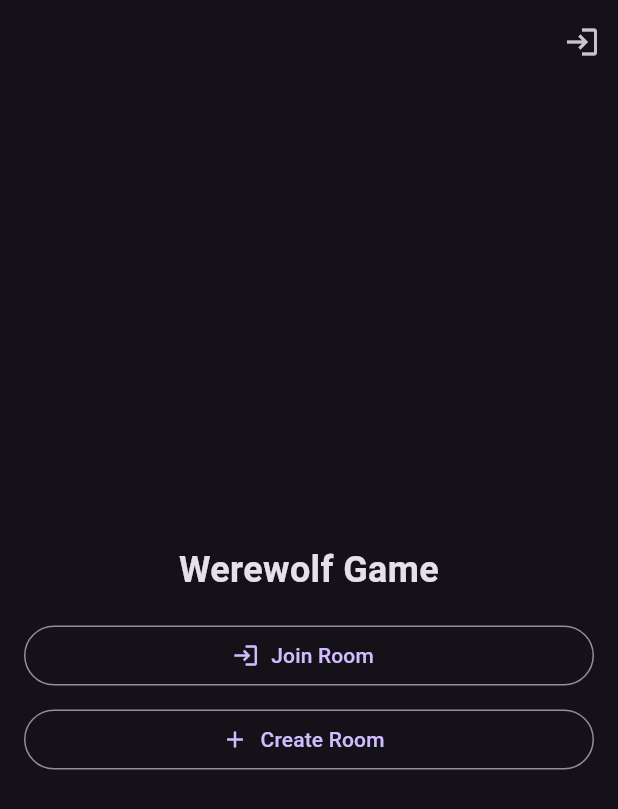
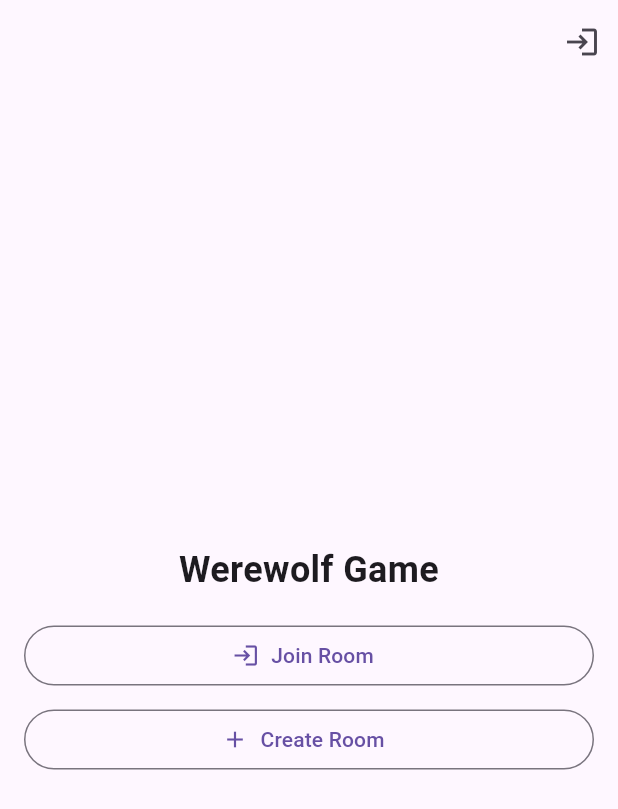
Before and after one commit to TheTarius26/werewolf-game, a Flutter app: the screen it shows after launch, on a phone screen of 412 x 824 dp. Shown: the top 809 px of the screen. Run offline on Flutter 3.47's test engine with Material 3 defaults, Android fonts, the phone set to English and light mode, and no system bars; our stand-ins replace auto_route.

Commit message:
refactor: change theme to shadcn like

```diff
--- a/lib/main.dart
+++ b/lib/main.dart
@@ -1,5 +1,6 @@
 import 'package:flutter/material.dart';
 import 'package:myapp/core/route/route_config.dart';
+import 'package:myapp/core/theme/app_theme.dart';
 
 void main() {
   runApp(const MyApp());
@@ -18,9 +19,7 @@ class _MyAppState extends State<MyApp> {
   @override
   Widget build(BuildContext context) {
     return MaterialApp.router(
-      theme: ThemeData.dark(
-        useMaterial3: true,
-      ),
+      theme: shadcnLikeTheme(),
       routerConfig: _appRoute.config(),
     );
   }
```
